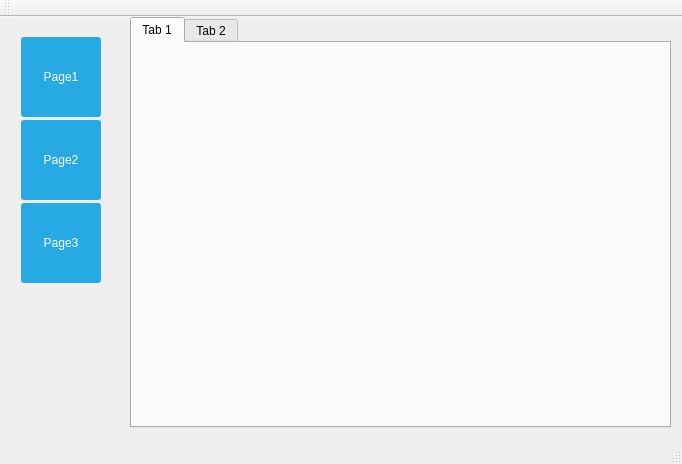
Before: the Qt Designer form Custom_Properties_and_Subcontrols/CustomPropertiesAndControls/mainwindow.ui in simonclement1/CustomPropertiesAndSubControls, drawn with Qt 5.
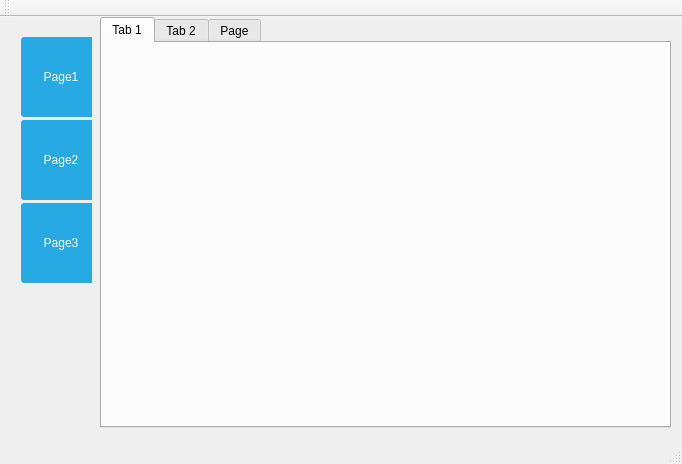
After: the same form once the commit is applied.

Diff of the .ui file:
```diff
--- a/Custom_Properties_and_Subcontrols/CustomPropertiesAndControls/mainwindow.ui
+++ b/Custom_Properties_and_Subcontrols/CustomPropertiesAndControls/mainwindow.ui
@@ -20,15 +20,31 @@
 	background-color: #27a9e3;
 	border-width: 0px;
 	border-radius: 3px;
+}
+
+QPushButton:pressed
+{
+	color: white;
+	background-color: yellow;
+	border-width: 0px;
+	border-radius: 3px;
+}
+
+QPushButton[pagematches = true]
+{
+	color: white;
+	background-color: red;
+	border-width: 0px;
+	border-radius: 3px;
 }</string>
   </property>
   <widget class="QWidget" name="centralWidget">
    <widget class="QTabWidget" name="tabWidget">
     <property name="geometry">
      <rect>
-      <x>130</x>
+      <x>100</x>
       <y>0</y>
-      <width>541</width>
+      <width>571</width>
       <height>411</height>
      </rect>
     </property>
@@ -42,6 +58,11 @@
       <string>Tab 2</string>
      </attribute>
     </widget>
+    <widget class="QWidget" name="tab_3">
+     <attribute name="title">
+      <string>Page</string>
+     </attribute>
+    </widget>
    </widget>
    <widget class="QWidget" name="verticalLayoutWidget">
     <property name="geometry">
@@ -57,7 +78,7 @@
       <number>3</number>
      </property>
      <property name="sizeConstraint">
-      <enum>QLayout::SetMinimumSize</enum>
+      <enum>QLayout::SetDefaultConstraint</enum>
      </property>
      <item>
       <widget class="QPushButton" name="pushButton_2">
@@ -78,8 +99,8 @@
        </property>
        <property name="iconSize">
         <size>
-         <width>55</width>
-         <height>55</height>
+         <width>16</width>
+         <height>16</height>
         </size>
        </property>
       </widget>
@@ -103,7 +124,7 @@
        </property>
        <property name="iconSize">
         <size>
-         <width>55</width>
+         <width>16</width>
          <height>55</height>
         </size>
        </property>
```
Left out of the diff: 9 changed lines with no effect on the pictures.
